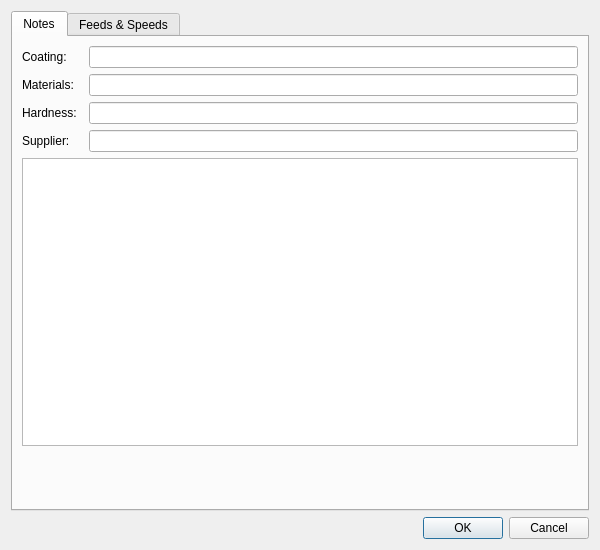
The window that btl/ui/feedsandspeeds.ui (knipknap/better-tool-library) describes before a commit, drawn with Qt 5.
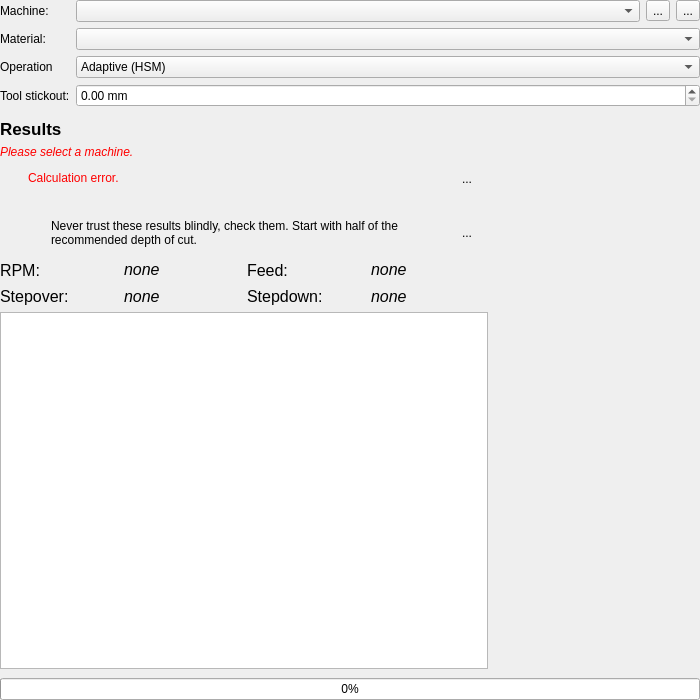
The same window after the commit. The open tabs and pages were chosen to show the change. Icons and pictures are not drawn.

Commit message: finished the feeds & speeds calculator UI

```diff
--- a/btl/ui/feedsandspeeds.ui
+++ b/btl/ui/feedsandspeeds.ui
@@ -6,152 +6,63 @@
    <rect>
     <x>0</x>
     <y>0</y>
-    <width>600</width>
-    <height>550</height>
+    <width>700</width>
+    <height>700</height>
    </rect>
   </property>
   <property name="windowTitle">
    <string>Feeds &amp; Speeds</string>
   </property>
-  <layout class="QVBoxLayout" name="verticalLayout">
-   <item>
-    <layout class="QVBoxLayout" name="vBox">
-     <item>
-      <widget class="QTabWidget" name="tabWidget">
-       <property name="currentIndex">
-        <number>1</number>
-       </property>
-       <widget class="QWidget" name="notesTab">
-        <property name="maximumSize">
-         <size>
-          <width>626</width>
-          <height>418</height>
-         </size>
-        </property>
-        <attribute name="title">
-         <string>Notes</string>
-        </attribute>
-        <layout class="QVBoxLayout" name="verticalLayout_2" stretch="0,1">
-         <item>
-          <layout class="QGridLayout" name="gridLayout">
-           <property name="horizontalSpacing">
-            <number>12</number>
-           </property>
-           <property name="verticalSpacing">
-            <number>6</number>
-           </property>
-           <item row="3" column="0">
-            <widget class="QLabel" name="label_3">
-             <property name="text">
-              <string>Hardness:</string>
-             </property>
-            </widget>
-           </item>
-           <item row="1" column="1">
-            <widget class="QLineEdit" name="lineEditCoating"/>
-           </item>
-           <item row="3" column="1">
-            <widget class="QLineEdit" name="lineEditHardness"/>
-           </item>
-           <item row="1" column="0">
-            <widget class="QLabel" name="label_4">
-             <property name="text">
-              <string>Coating:</string>
-             </property>
-            </widget>
-           </item>
-           <item row="4" column="1">
-            <widget class="QLineEdit" name="lineEditSupplier"/>
-           </item>
-           <item row="4" column="0">
-            <widget class="QLabel" name="label">
-             <property name="text">
-              <string>Supplier:</string>
-             </property>
-            </widget>
-           </item>
-           <item row="2" column="0">
-            <widget class="QLabel" name="label_2">
-             <property name="text">
-              <string>Materials:</string>
-             </property>
-            </widget>
-           </item>
-           <item row="2" column="1">
-            <widget class="QLineEdit" name="lineEditMaterials"/>
-           </item>
-          </layout>
-         </item>
-         <item>
-          <widget class="QPlainTextEdit" name="plainTextEditNotes">
-           <property name="sizePolicy">
-            <sizepolicy hsizetype="Maximum" vsizetype="Maximum">
-             <horstretch>0</horstretch>
-             <verstretch>0</verstretch>
-            </sizepolicy>
-           </property>
-           <property name="maximumSize">
-            <size>
-             <width>700</width>
-             <height>700</height>
-            </size>
-           </property>
-          </widget>
-         </item>
-        </layout>
-       </widget>
-       <widget class="QWidget" name="feedsAndSpeedsTab">
-        <attribute name="title">
-         <string>Feeds &amp;&amp; Speeds</string>
-        </attribute>
-        <layout class="QVBoxLayout" name="verticalLayout_3" stretch="0,0,0,0,0,0,1">
+  <layout class="QVBoxLayout" name="verticalLayout" stretch="0,0,0,0,1,0">
+   <property name="leftMargin">
+    <number>0</number>
+   </property>
+   <property name="topMargin">
+    <number>0</number>
+   </property>
+   <property name="rightMargin">
+    <number>0</number>
+   </property>
+   <property name="bottomMargin">
+    <number>0</number>
+   </property>
          <item>
           <layout class="QGridLayout" name="gridLayout_4" columnstretch="0,1">
-           <item row="2" column="1">
-            <widget class="QComboBox" name="comboBox_2">
-             <item>
-              <property name="text">
-               <string>Adaptive (HSM)</string>
-              </property>
-             </item>
-             <item>
-              <property name="text">
-               <string>Profiling</string>
-              </property>
-             </item>
-             <item>
-              <property name="text">
-               <string>Slotting</string>
-              </property>
-             </item>
-             <item>
-              <property name="text">
-               <string>Drilling</string>
-              </property>
-             </item>
-            </widget>
-           </item>
-           <item row="2" column="0">
+     <item row="3" column="0">
             <widget class="QLabel" name="label_11">
              <property name="text">
               <string>Operation</string>
              </property>
             </widget>
            </item>
-           <item row="0" column="0">
+     <item row="1" column="0">
             <widget class="QLabel" name="label_12">
              <property name="text">
               <string>Machine:</string>
              </property>
             </widget>
            </item>
-           <item row="0" column="1">
+     <item row="4" column="1">
+      <widget class="QDoubleSpinBox" name="doubleSpinBoxStickout">
+       <property name="suffix">
+        <string> mm</string>
+       </property>
+      </widget>
+     </item>
+     <item row="2" column="0">
+      <widget class="QLabel" name="label_5">
+       <property name="text">
+        <string>Material:</string>
+       </property>
+      </widget>
+     </item>
+     <item row="1" column="1">
             <layout class="QHBoxLayout" name="horizontalLayout">
              <item>
-              <widget class="QComboBox" name="comboBox_3"/>
+        <widget class="QComboBox" name="comboBoxMachine"/>
              </item>
              <item>
-              <widget class="QToolButton" name="toolButton">
+        <widget class="QToolButton" name="toolButtonAddMachine">
                <property name="text">
                 <string>...</string>
                </property>
@@ -162,7 +73,7 @@
               </widget>
              </item>
              <item>
-              <widget class="QToolButton" name="toolButton_2">
+        <widget class="QToolButton" name="toolButtonEditMachine">
                <property name="text">
                 <string>...</string>
                </property>
@@ -174,17 +85,7 @@
              </item>
             </layout>
            </item>
-           <item row="1" column="0">
-            <widget class="QLabel" name="label_5">
-             <property name="text">
-              <string>Material:</string>
-             </property>
-            </widget>
-           </item>
-           <item row="1" column="1">
-            <widget class="QComboBox" name="comboBox"/>
-           </item>
-           <item row="3" column="0">
+     <item row="4" column="0">
             <widget class="QLabel" name="label_6">
              <property name="text">
               <string>Tool stickout:</string>
@@ -192,27 +93,33 @@
             </widget>
            </item>
            <item row="3" column="1">
-            <widget class="QDoubleSpinBox" name="doubleSpinBox"/>
-           </item>
-          </layout>
+      <widget class="QComboBox" name="comboBoxOperation">
+       <item>
+        <property name="text">
+         <string>Adaptive (HSM)</string>
+        </property>
+       </item>
+       <item>
+        <property name="text">
+         <string>Profiling</string>
+        </property>
          </item>
          <item>
-          <widget class="QLabel" name="label_14">
-           <property name="font">
-            <font>
-             <italic>true</italic>
-            </font>
-           </property>
+        <property name="text">
+         <string>Slotting</string>
+        </property>
+       </item>
+       <item>
            <property name="text">
-            <string>Please select a machine.</string>
-           </property>
-           <property name="alignment">
-            <set>Qt::AlignCenter</set>
-           </property>
-           <property name="textInteractionFlags">
-            <set>Qt::LinksAccessibleByMouse|Qt::TextSelectableByMouse</set>
-           </property>
-          </widget>
+         <string>Drilling</string>
+        </property>
+       </item>
+      </widget>
+     </item>
+     <item row="2" column="1">
+      <widget class="QComboBox" name="comboBoxMaterial"/>
+     </item>
+    </layout>
          </item>
          <item>
           <widget class="QWidget" name="widget_2" native="true"/>
@@ -230,7 +137,151 @@
           </widget>
          </item>
          <item>
-          <layout class="QHBoxLayout" name="horizontalLayout_2">
+    <widget class="QLabel" name="hintLabel">
+     <property name="font">
+      <font>
+       <italic>true</italic>
+      </font>
+     </property>
+     <property name="styleSheet">
+      <string notr="true">color: red;</string>
+     </property>
+     <property name="text">
+      <string>Please select a machine.</string>
+     </property>
+     <property name="alignment">
+      <set>Qt::AlignLeading|Qt::AlignLeft|Qt::AlignVCenter</set>
+     </property>
+     <property name="textInteractionFlags">
+      <set>Qt::LinksAccessibleByMouse|Qt::TextSelectableByMouse</set>
+     </property>
+    </widget>
+   </item>
+   <item>
+    <layout class="QHBoxLayout" name="horizontalLayout_2" stretch="0,0">
+     <property name="spacing">
+      <number>12</number>
+     </property>
+     <item>
+      <layout class="QVBoxLayout" name="verticalLayout_3">
+       <item>
+        <widget class="QWidget" name="errorBox" native="true">
+         <layout class="QHBoxLayout" name="layoutError" stretch="0,1,0">
+          <property name="spacing">
+           <number>12</number>
+          </property>
+          <property name="leftMargin">
+           <number>9</number>
+          </property>
+          <property name="topMargin">
+           <number>3</number>
+          </property>
+          <property name="rightMargin">
+           <number>9</number>
+          </property>
+          <property name="bottomMargin">
+           <number>6</number>
+          </property>
+          <item>
+           <widget class="QLabel" name="label">
+            <property name="sizePolicy">
+             <sizepolicy hsizetype="Minimum" vsizetype="Minimum">
+              <horstretch>0</horstretch>
+              <verstretch>0</verstretch>
+             </sizepolicy>
+            </property>
+            <property name="minimumSize">
+             <size>
+              <width>0</width>
+              <height>0</height>
+             </size>
+            </property>
+            <property name="maximumSize">
+             <size>
+              <width>30</width>
+              <height>30</height>
+             </size>
+            </property>
+            <property name="sizeIncrement">
+             <size>
+              <width>40</width>
+              <height>40</height>
+             </size>
+            </property>
+            <property name="baseSize">
+             <size>
+              <width>40</width>
+              <height>40</height>
+             </size>
+            </property>
+            <property name="text">
+             <string/>
+            </property>
+            <property name="pixmap">
+             <pixmap>../resources/icons/error.svg</pixmap>
+            </property>
+            <property name="scaledContents">
+             <bool>true</bool>
+            </property>
+           </widget>
+          </item>
+          <item>
+           <widget class="QLabel" name="labelError">
+            <property name="styleSheet">
+             <string notr="true">color: red;</string>
+            </property>
+            <property name="text">
+             <string>Calculation error.</string>
+            </property>
+            <property name="wordWrap">
+             <bool>true</bool>
+            </property>
+            <property name="textInteractionFlags">
+             <set>Qt::LinksAccessibleByMouse|Qt::TextSelectableByMouse</set>
+            </property>
+           </widget>
+          </item>
+          <item>
+           <widget class="QToolButton" name="toolButtonError">
+            <property name="text">
+             <string>...</string>
+            </property>
+            <property name="icon">
+             <iconset>
+              <normaloff>../resources/icons/close.svg</normaloff>../resources/icons/close.svg</iconset>
+            </property>
+            <property name="autoRaise">
+             <bool>true</bool>
+            </property>
+           </widget>
+          </item>
+         </layout>
+        </widget>
+       </item>
+       <item>
+        <widget class="QWidget" name="resultWidget" native="true">
+         <layout class="QVBoxLayout" name="verticalLayout_2" stretch="0,0,0">
+          <property name="leftMargin">
+           <number>0</number>
+          </property>
+          <property name="rightMargin">
+           <number>0</number>
+          </property>
+          <property name="bottomMargin">
+           <number>3</number>
+          </property>
+          <item>
+           <widget class="QWidget" name="warningBox" native="true">
+            <layout class="QHBoxLayout" name="horizontalLayoutWarning">
+             <property name="spacing">
+              <number>12</number>
+             </property>
+             <property name="topMargin">
+              <number>3</number>
+             </property>
+             <property name="bottomMargin">
+              <number>6</number>
+             </property>
            <item>
             <widget class="QLabel" name="label_7">
              <property name="sizePolicy">
@@ -241,8 +292,8 @@
              </property>
              <property name="maximumSize">
               <size>
-               <width>40</width>
-               <height>40</height>
+                 <width>30</width>
+                 <height>30</height>
               </size>
              </property>
              <property name="sizeIncrement">
@@ -271,17 +322,108 @@
            <item>
             <widget class="QLabel" name="label_13">
              <property name="text">
-              <string>Do not trust these results blindly. Check them, start with half of the recommended depth of cut, and act responsibly.</string>
+                <string>Never trust these results blindly, check them. Start with half of the recommended depth of cut.</string>
              </property>
              <property name="wordWrap">
               <bool>true</bool>
              </property>
+               <property name="textInteractionFlags">
+                <set>Qt::LinksAccessibleByMouse|Qt::TextSelectableByMouse</set>
+               </property>
+              </widget>
+             </item>
+             <item>
+              <widget class="QToolButton" name="toolButtonWarning">
+               <property name="text">
+                <string>...</string>
+               </property>
+               <property name="icon">
+                <iconset>
+                 <normaloff>../resources/icons/close.svg</normaloff>../resources/icons/close.svg</iconset>
+               </property>
+               <property name="toolButtonStyle">
+                <enum>Qt::ToolButtonIconOnly</enum>
+               </property>
+               <property name="autoRaise">
+                <bool>true</bool>
+               </property>
             </widget>
            </item>
           </layout>
+           </widget>
          </item>
          <item>
           <layout class="QGridLayout" name="gridLayout_3">
+            <item row="1" column="0">
+             <widget class="QLabel" name="label_15">
+              <property name="font">
+               <font>
+                <pointsize>12</pointsize>
+                <weight>50</weight>
+                <bold>false</bold>
+               </font>
+              </property>
+              <property name="text">
+               <string>Stepover:</string>
+              </property>
+             </widget>
+            </item>
+            <item row="0" column="1">
+             <widget class="QLabel" name="rpmResultLabel">
+              <property name="minimumSize">
+               <size>
+                <width>0</width>
+                <height>22</height>
+               </size>
+              </property>
+              <property name="font">
+               <font>
+                <pointsize>12</pointsize>
+               </font>
+              </property>
+              <property name="focusPolicy">
+               <enum>Qt::NoFocus</enum>
+              </property>
+              <property name="text">
+               <string>&lt;i&gt;none&lt;/i&gt;</string>
+              </property>
+              <property name="textInteractionFlags">
+               <set>Qt::LinksAccessibleByMouse|Qt::TextSelectableByMouse</set>
+              </property>
+             </widget>
+            </item>
+            <item row="1" column="1">
+             <widget class="QLabel" name="stepoverResultLabel">
+              <property name="font">
+               <font>
+                <pointsize>12</pointsize>
+                <italic>true</italic>
+               </font>
+              </property>
+              <property name="text">
+               <string>none</string>
+              </property>
+              <property name="textInteractionFlags">
+               <set>Qt::LinksAccessibleByMouse|Qt::TextSelectableByMouse</set>
+              </property>
+             </widget>
+            </item>
+            <item row="1" column="3">
+             <widget class="QLabel" name="stepdownResultLabel">
+              <property name="font">
+               <font>
+                <pointsize>12</pointsize>
+                <italic>true</italic>
+               </font>
+              </property>
+              <property name="text">
+               <string>none</string>
+              </property>
+              <property name="textInteractionFlags">
+               <set>Qt::LinksAccessibleByMouse|Qt::TextSelectableByMouse</set>
+              </property>
+             </widget>
+            </item>
            <item row="0" column="3">
             <widget class="QLabel" name="feedResultLabel">
              <property name="minimumSize">
@@ -296,27 +438,13 @@
               </font>
              </property>
              <property name="focusPolicy">
-              <enum>Qt::TabFocus</enum>
+               <enum>Qt::NoFocus</enum>
              </property>
              <property name="text">
               <string>&lt;i&gt;none&lt;/i&gt;</string>
              </property>
              <property name="textInteractionFlags">
-              <set>Qt::LinksAccessibleByMouse|Qt::TextSelectableByKeyboard|Qt::TextSelectableByMouse</set>
-             </property>
-            </widget>
-           </item>
-           <item row="0" column="0">
-            <widget class="QLabel" name="label_8">
-             <property name="font">
-              <font>
-               <pointsize>12</pointsize>
-               <weight>50</weight>
-               <bold>false</bold>
-              </font>
-             </property>
-             <property name="text">
-              <string>RPM:</string>
+               <set>Qt::LinksAccessibleByMouse|Qt::TextSelectableByMouse</set>
              </property>
             </widget>
            </item>
@@ -334,32 +462,8 @@
              </property>
             </widget>
            </item>
-           <item row="0" column="1">
-            <widget class="QLabel" name="rpmResultLabel">
-             <property name="minimumSize">
-              <size>
-               <width>0</width>
-               <height>22</height>
-              </size>
-             </property>
-             <property name="font">
-              <font>
-               <pointsize>12</pointsize>
-              </font>
-             </property>
-             <property name="focusPolicy">
-              <enum>Qt::TabFocus</enum>
-             </property>
-             <property name="text">
-              <string>&lt;i&gt;none&lt;/i&gt;</string>
-             </property>
-             <property name="textInteractionFlags">
-              <set>Qt::LinksAccessibleByMouse|Qt::TextSelectableByKeyboard|Qt::TextSelectableByMouse</set>
-             </property>
-            </widget>
-           </item>
-           <item row="1" column="0">
-            <widget class="QLabel" name="label_15">
+            <item row="0" column="0">
+             <widget class="QLabel" name="label_8">
              <property name="font">
               <font>
                <pointsize>12</pointsize>
@@ -368,20 +472,7 @@
               </font>
              </property>
              <property name="text">
-              <string>Stepover:</string>
-             </property>
-            </widget>
-           </item>
-           <item row="1" column="1">
-            <widget class="QLabel" name="stepoverResultLabel">
-             <property name="font">
-              <font>
-               <pointsize>12</pointsize>
-               <italic>true</italic>
-              </font>
-             </property>
-             <property name="text">
-              <string>none</string>
+               <string>RPM:</string>
              </property>
             </widget>
            </item>
@@ -399,38 +490,90 @@
              </property>
             </widget>
            </item>
-           <item row="1" column="3">
-            <widget class="QLabel" name="stepdownResultLabel">
-             <property name="font">
-              <font>
-               <pointsize>12</pointsize>
-               <italic>true</italic>
-              </font>
+           </layout>
+          </item>
+          <item>
+           <widget class="QTableWidget" name="tableWidget">
+            <property name="horizontalScrollBarPolicy">
+             <enum>Qt::ScrollBarAlwaysOff</enum>
+            </property>
+            <property name="showGrid">
+             <bool>false</bool>
+            </property>
+            <property name="columnCount">
+             <number>2</number>
+            </property>
+            <attribute name="horizontalHeaderVisible">
+             <bool>false</bool>
+            </attribute>
+            <attribute name="horizontalHeaderCascadingSectionResizes">
+             <bool>true</bool>
+            </attribute>
+            <attribute name="horizontalHeaderMinimumSectionSize">
+             <number>100</number>
+            </attribute>
+            <attribute name="horizontalHeaderStretchLastSection">
+             <bool>true</bool>
+            </attribute>
+            <attribute name="verticalHeaderVisible">
+             <bool>false</bool>
+            </attribute>
+            <attribute name="verticalHeaderStretchLastSection">
+             <bool>false</bool>
+            </attribute>
+            <column/>
+            <column/>
+           </widget>
+          </item>
+         </layout>
+        </widget>
+       </item>
+      </layout>
+     </item>
+     <item>
+      <widget class="QLabel" name="shapePixmap">
+       <property name="sizePolicy">
+        <sizepolicy hsizetype="Fixed" vsizetype="Fixed">
+         <horstretch>0</horstretch>
+         <verstretch>0</verstretch>
+        </sizepolicy>
+       </property>
+       <property name="minimumSize">
+        <size>
+         <width>200</width>
+         <height>200</height>
+        </size>
+       </property>
+       <property name="maximumSize">
+        <size>
+         <width>200</width>
+         <height>200</height>
+        </size>
              </property>
              <property name="text">
-              <string>none</string>
-             </property>
+        <string/>
+       </property>
+       <property name="pixmap">
+        <pixmap>../resources/icons/close.svg</pixmap>
+       </property>
+       <property name="scaledContents">
+        <bool>true</bool>
+       </property>
             </widget>
            </item>
           </layout>
          </item>
          <item>
-          <widget class="QListWidget" name="listWidget"/>
-         </item>
-        </layout>
-       </widget>
-      </widget>
-     </item>
-    </layout>
-   </item>
-   <item>
-    <widget class="QDialogButtonBox" name="buttonBox">
-     <property name="orientation">
-      <enum>Qt::Horizontal</enum>
+    <widget class="QProgressBar" name="progressBar">
+     <property name="maximum">
+      <number>100</number>
      </property>
-     <property name="standardButtons">
-      <set>QDialogButtonBox::Cancel|QDialogButtonBox::Ok</set>
+     <property name="value">
+      <number>0</number>
      </property>
+     <property name="invertedAppearance">
+      <bool>false</bool>
+     </property>
     </widget>
    </item>
   </layout>
```
Left out of the diff: 12 changed lines with no effect on the pictures. Lines whose indentation alone changed are shown as unchanged. The commit also changes 15 other files.
